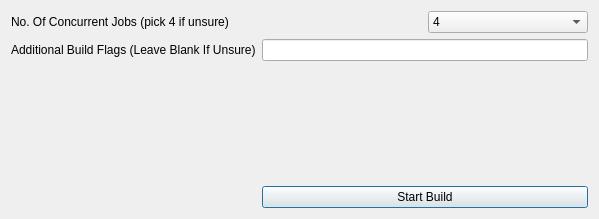
First picture: the form in SM64LinuxLauncher-qt/launcher/res/ui/flags.ui, repository ezntek/SM64LinuxLauncher-qt, before the edit.
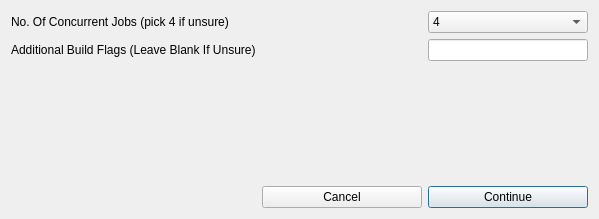
Second picture: the form after the edit.

Commit message: finnish up building logic and start polishing

```diff
--- a/SM64LinuxLauncher-qt/launcher/res/ui/flags.ui
+++ b/SM64LinuxLauncher-qt/launcher/res/ui/flags.ui
@@ -60,13 +60,6 @@
      </item>
     </widget>
    </item>
-   <item row="4" column="1" colspan="2">
-    <widget class="QPushButton" name="start_build">
-     <property name="text">
-      <string>Start Build</string>
-     </property>
-    </widget>
-   </item>
    <item row="3" column="1">
     <spacer name="vertical_spacer">
      <property name="orientation">
@@ -87,9 +80,36 @@
      </property>
     </widget>
    </item>
-   <item row="2" column="1" colspan="2">
+   <item row="2" column="2">
     <widget class="QLineEdit" name="flags"/>
    </item>
+   <item row="2" column="1">
+    <spacer name="horizontalSpacer">
+     <property name="orientation">
+      <enum>Qt::Horizontal</enum>
+     </property>
+     <property name="sizeHint" stdset="0">
+      <size>
+       <width>40</width>
+       <height>20</height>
+      </size>
+     </property>
+    </spacer>
+   </item>
+   <item row="4" column="2">
+    <widget class="QPushButton" name="start_build">
+     <property name="text">
+      <string>Continue</string>
+     </property>
+    </widget>
+   </item>
+   <item row="4" column="1">
+    <widget class="QPushButton" name="b_cancel">
+     <property name="text">
+      <string>Cancel</string>
+     </property>
+    </widget>
+   </item>
   </layout>
  </widget>
  <resources/>
```
Left out of the diff: 21 changed lines with no effect on the pictures. The commit also changes 16 other files.
